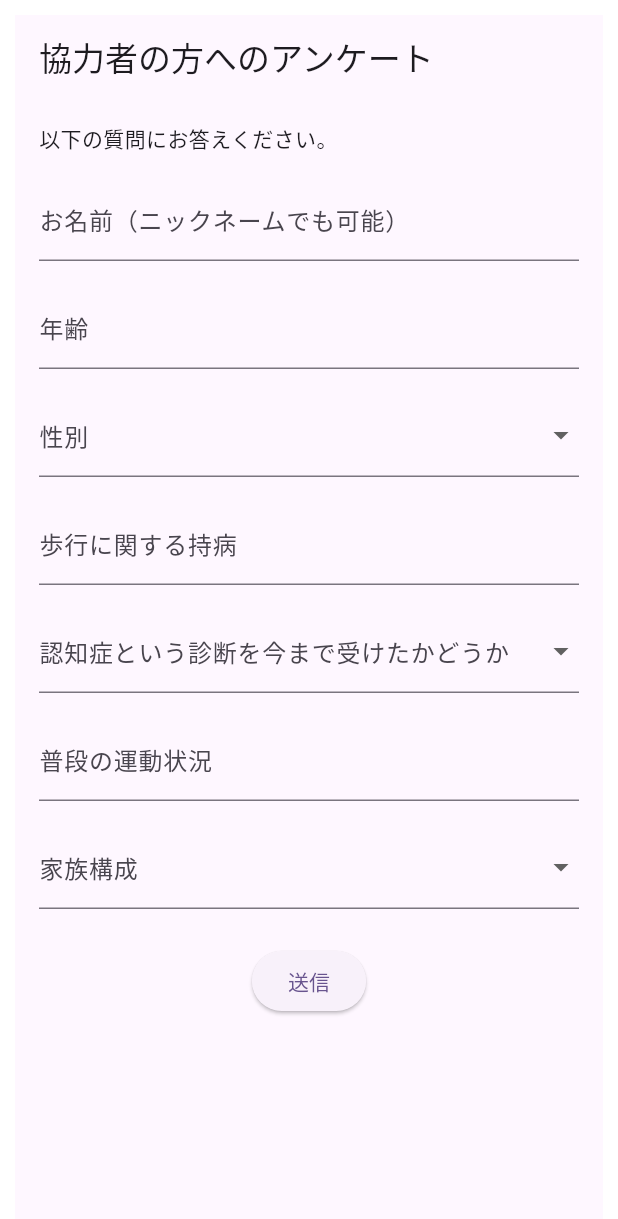
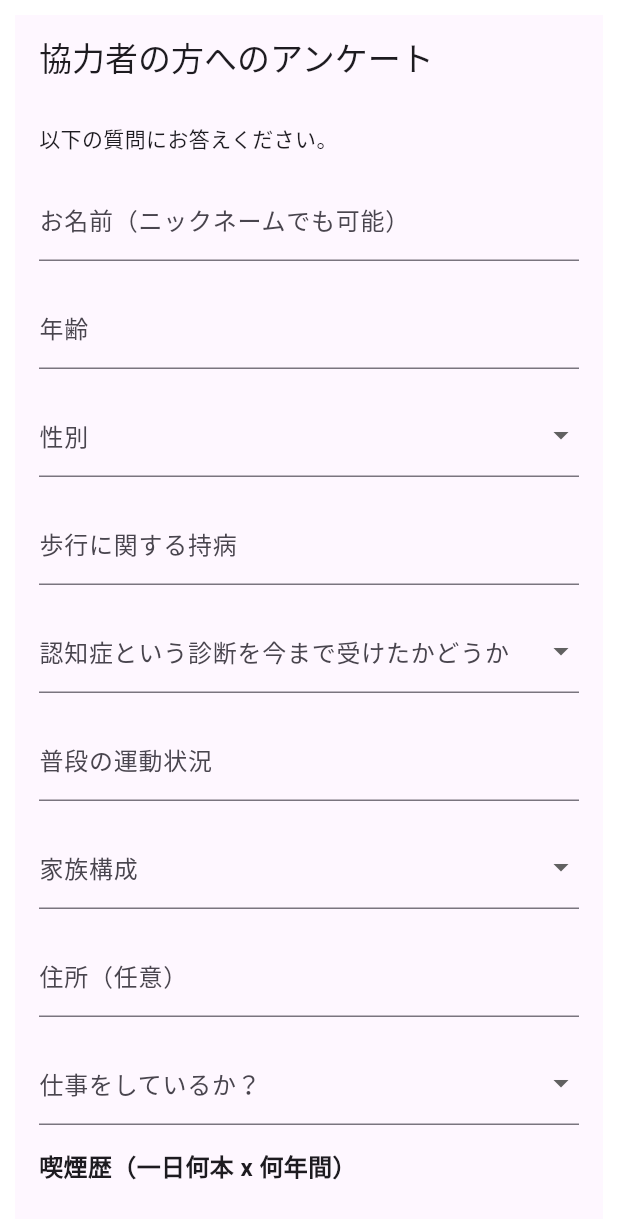
Before and after one commit to shunkat/gps_health_tracker, a Flutter app: the SurveyDialog screen opened directly, on a phone screen of 412 x 824 dp. Shown: the top 1219 px of the screen. Run offline on Flutter 3.47's test engine with Material 3 defaults, Android fonts, the phone set to English and light mode, and no system bars; our stand-ins replace firebase_core, shared_preferences; accounts and stored records are empty.

Commit message:
ダイアログの質問項目に、住所、喫煙歴、仕事状況を追加

```diff
--- a/lib/presentation/home/survey_dialog.dart
+++ b/lib/presentation/home/survey_dialog.dart
@@ -1,4 +1,5 @@
 import 'package:flutter/material.dart';
+import 'package:shared_preferences/shared_preferences.dart';
 
 class SurveyDialog extends StatefulWidget {
   final int currentSurveyVersion;
@@ -13,30 +14,75 @@ class SurveyDialog extends StatefulWidget {
 class _SurveyDialogState extends State<SurveyDialog> {
   final _formKey = GlobalKey<FormState>();
 
+  // コントローラーの定義
   final TextEditingController _nameController = TextEditingController();
   final TextEditingController _ageController = TextEditingController();
+  final TextEditingController _addressController = TextEditingController();
+  final TextEditingController _smokingPerDayController = TextEditingController();
+  final TextEditingController _smokingYearsController = TextEditingController();
 
+  // 状態変数の定義
   String? _gender;
   String? _walkingDisorders;
   String? _dementiaDiagnosis;
   String? _dementiaDiagnosisDetails;
   String? _exerciseHabit;
   String? _familyComposition;
+  String? _address;
+  String? _isEmployed;
+  String? _smokingPerDay;
+  String? _smokingYears;
 
   @override
   void dispose() {
     _nameController.dispose();
     _ageController.dispose();
+    _addressController.dispose();
+    _smokingPerDayController.dispose();
+    _smokingYearsController.dispose();
     super.dispose();
   }
 
   Future<void> _saveSurveyData() async {
+    // バリデーション
     if (!_formKey.currentState!.validate()) return;
     _formKey.currentState!.save();
 
-    // TODO: Firestoreに保存する
-    // String name = _nameController.text;
-    // int? age = int.tryParse(_ageController.text);
+    try {
+      // SharedPreferences を使用して latest_survey_version を currentSurveyVersion で上書き
+      final prefs = await SharedPreferences.getInstance();
+      await prefs.setInt('latest_survey_version', widget.currentSurveyVersion);
+
+      // TODO: Firestore にデータを保存する
+      // 例:
+      // String name = _nameController.text;
+      // int? age = int.tryParse(_ageController.text);
+      // String? address = _addressController.text;
+      // String? isEmployed = _isEmployed;
+      // int? smokingPerDay = int.tryParse(_smokingPerDayController.text);
+      // int? smokingYears = int.tryParse(_smokingYearsController.text);
+      // String? gender = _gender;
+      // String? walkingDisorders = _walkingDisorders;
+      // String? dementiaDiagnosis = _dementiaDiagnosis;
+      // String? dementiaDiagnosisDetails = _dementiaDiagnosisDetails;
+      // String? exerciseHabit = _exerciseHabit;
+      // String? familyComposition = _familyComposition;
+
+      // Firestore 保存ロジックをここに追加
+
+      // 成功メッセージを表示（任意）
+      ScaffoldMessenger.of(context).showSnackBar(
+        const SnackBar(content: Text('アンケートが正常に送信されました。')),
+      );
+
+      // ダイアログを閉じる
+      Navigator.of(context).pop();
+    } catch (e) {
+      // エラーハンドリング
+      ScaffoldMessenger.of(context).showSnackBar(
+        const SnackBar(content: Text('設定の保存に失敗しました。再度お試しください。')),
+      );
+    }
   }
 
   Widget _buildTextFormField({
@@ -75,11 +121,11 @@ class _SurveyDialogState extends State<SurveyDialog> {
 
   @override
   Widget build(BuildContext context) {
-    return Dialog(
-      insetPadding: const EdgeInsets.all(10),
-      // TODO: WillPopScopeではなく、PopScropeを使うようにする
-      child: WillPopScope(
-        onWillPop: () async => false,
+    return WillPopScope(
+      // 戻るボタンを無効化
+      onWillPop: () async => false,
+      child: Dialog(
+        insetPadding: const EdgeInsets.all(10),
         child: Scaffold(
           appBar: AppBar(
             title: const Text('協力者の方へのアンケート'),
@@ -159,7 +205,7 @@ class _SurveyDialogState extends State<SurveyDialog> {
                     ),
                     if (_dementiaDiagnosis == 'はい') ...[
                       const SizedBox(height: 16),
-                      // Conditional Question
+                      // 条件付き質問
                       _buildTextFormField(
                         labelText:
                             'どのような診断を受けたかを差し支えない範囲で教えてください。',
@@ -188,12 +234,76 @@ class _SurveyDialogState extends State<SurveyDialog> {
                         return null;
                       },
                     ),
+                    const SizedBox(height: 16),
+                    // 8. 住所（任意）
+                    _buildTextFormField(
+                      labelText: '住所（任意）',
+                      controller: _addressController,
+                      // バリデーションなしで任意入力
+                    ),
+                    const SizedBox(height: 16),
+                    // 9. 仕事をしているか？
+                    _buildDropdownFormField(
+                      labelText: '仕事をしているか？',
+                      value: _isEmployed,
+                      items: ['はい', 'いいえ'],
+                      onChanged: (value) => setState(() => _isEmployed = value),
+                      validator: (value) {
+                        if (value == null || value.isEmpty) {
+                          return '選択してください';
+                        }
+                        return null;
+                      },
+                    ),
+                    const SizedBox(height: 16),
+                    // 10. 喫煙歴（一日何本 x 何年間）
+                    const Text(
+                      '喫煙歴（一日何本 x 何年間）',
+                      style: TextStyle(
+                        fontSize: 16.0,
+                        fontWeight: FontWeight.bold,
+                      ),
+                    ),
+                    const SizedBox(height: 8),
+                    // 一日何本吸うか
+                    _buildTextFormField(
+                      labelText: '一日に吸う本数',
+                      controller: _smokingPerDayController,
+                      keyboardType: TextInputType.number,
+                      validator: (value) {
+                        if (value == null || value.isEmpty) {
+                          return '一日に吸う本数を入力してください';
+                        }
+                        if (int.tryParse(value) == null) {
+                          return '正しい数値を入力してください';
+                        }
+                        return null;
+                      },
+                      onSaved: (value) => _smokingPerDay = value,
+                    ),
+                    const SizedBox(height: 8),
+                    // 喫煙年数
+                    _buildTextFormField(
+                      labelText: '喫煙年数',
+                      controller: _smokingYearsController,
+                      keyboardType: TextInputType.number,
+                      validator: (value) {
+                        if (value == null || value.isEmpty) {
+                          return '喫煙年数を入力してください';
+                        }
+                        if (int.tryParse(value) == null) {
+                          return '正しい数値を入力してください';
+                        }
+                        return null;
+                      },
+                      onSaved: (value) => _smokingYears = value,
+                    ),
                     const SizedBox(height: 24),
                     Center(
                       child: ElevatedButton(
                         onPressed: () async {
                           await _saveSurveyData();
-                          Navigator.of(context).pop();
+                          // Navigator.of(context).pop(); // ダイアログを閉じる処理は _saveSurveyData 内で行います
                         },
                         child: const Text('送信'),
                       ),
@@ -208,3 +318,15 @@ class _SurveyDialogState extends State<SurveyDialog> {
     );
   }
 }
+
+// ダイアログを表示する関数の例
+void showSurveyDialog(BuildContext context, int currentSurveyVersion) {
+  showDialog(
+    context: context,
+    barrierDismissible:
+        false, // 外部タップでダイアログが閉じないようにする
+    builder: (BuildContext context) {
+      return SurveyDialog(currentSurveyVersion: currentSurveyVersion);
+    },
+  );
+}
```
